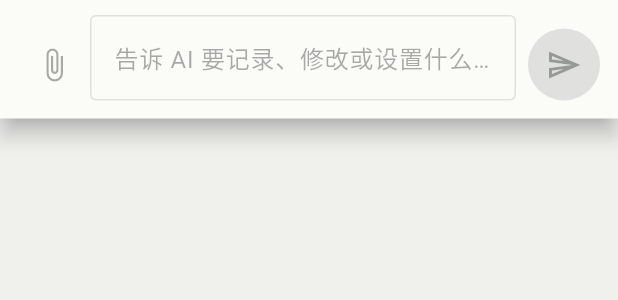
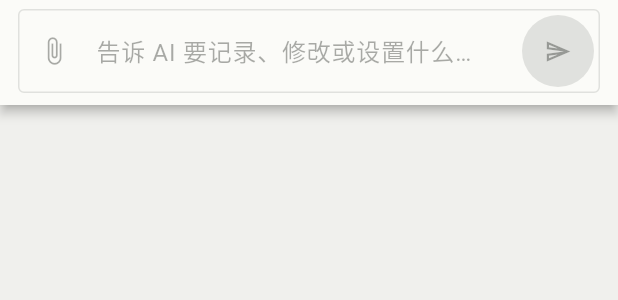
Before and after one commit to Akira-TL/lifly, a Flutter app: the _Composer widget shown alone on an empty page, opened directly with empty values, on a phone screen of 412 x 824 dp. Shown: the top 300 px of the screen. Run offline on Flutter 3.47's test engine with Material 3 defaults, Android fonts, the phone set to English and light mode, and no system bars; our stand-ins replace dio, shared_preferences; missing offline and left inert: dart:js_interop, file_selector, powersync, sqlite_async; accounts and stored records are empty; network calls fail; statements that could not run were skipped.

Commit message:
FEAT: (client) 收紧空状态与AI输入区

```diff
--- a/apps/client_flutter/lib/features/ai_capture/pages/ai_capture_page.dart
+++ b/apps/client_flutter/lib/features/ai_capture/pages/ai_capture_page.dart
@@ -42,6 +42,7 @@
   @override
   Widget build(BuildContext context) {
     final service = context.watch<AiCaptureService>();
+    final compactHeader = MediaQuery.sizeOf(context).width < 700;
     return Scaffold(
       appBar: AppBar(
         title: const Text('AI 对话'),
@@ -62,6 +63,7 @@
               onPressed: _loading ? null : _dismissCurrentSession,
               icon: const Icon(Icons.close_outlined),
             ),
+          if (!compactHeader)
             Padding(
               padding: const EdgeInsets.only(right: 12),
               child: Center(
@@ -262,7 +264,9 @@
 
   Future<void> _openSession(String captureId) async {
     await _run(() async {
-      final session = await context.read<AiCaptureService>().getSession(captureId);
+      final session = await context.read<AiCaptureService>().getSession(
+        captureId,
+      );
       if (!mounted) return;
       setState(() => _session = session);
       _scrollToBottom();
@@ -367,12 +371,18 @@
 
   @override
   Widget build(BuildContext context) {
+    final compact = MediaQuery.sizeOf(context).width < 600;
     return Material(
-      elevation: 6,
+      elevation: 3,
       child: SafeArea(
         top: false,
         child: Padding(
-          padding: const EdgeInsets.fromLTRB(12, 10, 12, 12),
+          padding: EdgeInsets.fromLTRB(
+            12,
+            compact ? 6 : 8,
+            12,
+            compact ? 8 : 10,
+          ),
           child: Column(
             mainAxisSize: MainAxisSize.min,
             children: [
@@ -395,35 +405,31 @@
                   ),
                 ),
               if (selectedAssets.isNotEmpty) const SizedBox(height: 8),
-              Row(
-                crossAxisAlignment: CrossAxisAlignment.end,
-                children: [
-                  IconButton(
-                    tooltip: '添加附件',
-                    onPressed: enabled ? onAttach : null,
-                    icon: const Icon(Icons.attach_file),
-                  ),
-                  Expanded(
-                    child: TextField(
+              TextField(
                 key: const Key('ai_capture_composer'),
                 controller: controller,
                 enabled: enabled,
                 minLines: 1,
-                      maxLines: 5,
+                maxLines: compact ? 4 : 5,
                 textInputAction: TextInputAction.newline,
-                      decoration: const InputDecoration(
+                decoration: InputDecoration(
+                  isDense: compact,
                   hintText: '告诉 AI 要记录、修改或设置什么…',
-                        border: OutlineInputBorder(),
+                  prefixIcon: IconButton(
+                    tooltip: '添加附件',
+                    onPressed: enabled ? onAttach : null,
+                    icon: const Icon(Icons.attach_file, size: 20),
+                  ),
+                  suffixIcon: Padding(
+                    padding: const EdgeInsets.all(4),
+                    child: IconButton.filled(
+                      tooltip: '发送',
+                      onPressed: enabled ? onSend : null,
+                      icon: const Icon(Icons.send_outlined, size: 18),
                     ),
                   ),
+                  border: const OutlineInputBorder(),
                 ),
-                  const SizedBox(width: 8),
-                  IconButton.filled(
-                    tooltip: '发送',
-                    onPressed: enabled ? onSend : null,
-                    icon: const Icon(Icons.send_outlined),
-                  ),
-                ],
               ),
             ],
           ),
--- a/apps/client_flutter/lib/features/ledger/pages/ledger_list_page.dart
+++ b/apps/client_flutter/lib/features/ledger/pages/ledger_list_page.dart
@@ -174,7 +174,7 @@
               onRefresh: _loadFirstPage,
               emptyIcon: Icons.account_balance_wallet_outlined,
               emptyTitle: '还没有账单',
-              emptySubtitle: '点击右下角记一笔，先打通真实 API 写入。',
+              emptySubtitle: '记录第一笔收支，之后可以在这里查看和整理账单。',
               child: ListView(
                 controller: _scrollController,
                 physics: const AlwaysScrollableScrollPhysics(),
--- a/apps/client_flutter/lib/features/task/pages/task_list_page.dart
+++ b/apps/client_flutter/lib/features/task/pages/task_list_page.dart
@@ -181,7 +181,7 @@
               onRefresh: _loadFirstPage,
               emptyIcon: Icons.check_circle_outline,
               emptyTitle: '还没有任务',
-              emptySubtitle: '点击右下角新建任务，先打通真实 API 写入。',
+              emptySubtitle: '新建一个任务，把接下来要处理的事情安排下来。',
               child: ListView.separated(
                 controller: _scrollController,
                 physics: const AlwaysScrollableScrollPhysics(),
```
Lines whose indentation alone changed are shown as unchanged.
